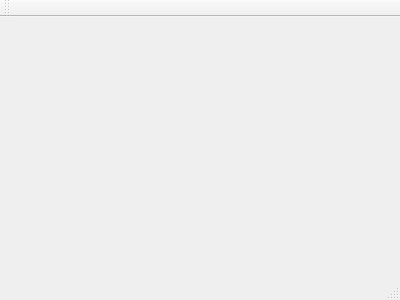
Before: the Qt Designer form 2_term/4/4-2/calculatorSimpleUI.ui in TanVD/SpbSU-Homeworks, drawn with Qt 5.
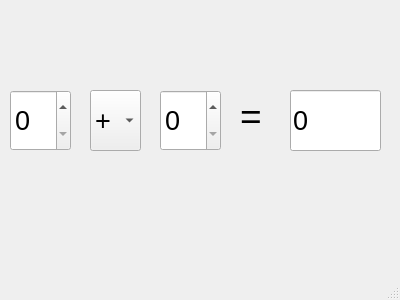
After: the same form once the commit is applied.

```diff
--- a/2_term/4/4-2/calculatorSimpleUI.ui
+++ b/2_term/4/4-2/calculatorSimpleUI.ui
@@ -12,13 +12,131 @@
   <property name="windowTitle" >
    <string>CalculatorSimpleUI</string>
   </property>
-  <widget class="QMenuBar" name="menuBar" />
-  <widget class="QToolBar" name="mainToolBar" />
-  <widget class="QWidget" name="centralWidget" />
-  <widget class="QStatusBar" name="statusBar" />
+  <widget class="QWidget" name="centralWidget">
+   <widget class="QSpinBox" name="spinBox">
+    <property name="geometry">
+     <rect>
+      <x>10</x>
+      <y>90</y>
+      <width>61</width>
+      <height>61</height>
+     </rect>
+    </property>
+    <property name="font">
+     <font>
+      <pointsize>20</pointsize>
+     </font>
+    </property>
+    <property name="maximum">
+     <number>9</number>
+    </property>
+   </widget>
+   <widget class="QSpinBox" name="spinBox_2">
+    <property name="geometry">
+     <rect>
+      <x>160</x>
+      <y>90</y>
+      <width>61</width>
+      <height>61</height>
+     </rect>
+    </property>
+    <property name="font">
+     <font>
+      <pointsize>20</pointsize>
+     </font>
+    </property>
+    <property name="maximum">
+     <number>9</number>
+    </property>
+   </widget>
+   <widget class="QComboBox" name="comboBox">
+    <property name="geometry">
+     <rect>
+      <x>90</x>
+      <y>90</y>
+      <width>51</width>
+      <height>61</height>
+     </rect>
+    </property>
+    <property name="font">
+     <font>
+      <pointsize>20</pointsize>
+     </font>
+    </property>
+    <property name="maxVisibleItems">
+     <number>4</number>
+    </property>
+    <item>
+     <property name="text">
+      <string>+</string>
+     </property>
+    </item>
+    <item>
+     <property name="text">
+      <string>-</string>
+     </property>
+    </item>
+    <item>
+     <property name="text">
+      <string>*</string>
+     </property>
+    </item>
+    <item>
+     <property name="text">
+      <string>/</string>
+     </property>
+    </item>
+   </widget>
+   <widget class="QLineEdit" name="lineEdit">
+    <property name="geometry">
+     <rect>
+      <x>290</x>
+      <y>90</y>
+      <width>91</width>
+      <height>61</height>
+     </rect>
+    </property>
+    <property name="font">
+     <font>
+      <pointsize>20</pointsize>
+     </font>
+    </property>
+    <property name="text">
+     <string>0</string>
+    </property>
+   </widget>
+   <widget class="QLabel" name="label">
+    <property name="geometry">
+     <rect>
+      <x>240</x>
+      <y>90</y>
+      <width>41</width>
+      <height>51</height>
+     </rect>
+    </property>
+    <property name="font">
+     <font>
+      <pointsize>28</pointsize>
+     </font>
+    </property>
+    <property name="text">
+     <string>=</string>
+    </property>
+   </widget>
+  </widget>
+  <widget class="QMenuBar" name="menuBar">
+   <property name="geometry">
+    <rect>
+     <x>0</x>
+     <y>0</y>
+     <width>400</width>
+     <height>25</height>
+    </rect>
+   </property>
+  </widget>
+  <widget class="QStatusBar" name="statusBar"/>
  </widget>
- <layoutDefault spacing="6" margin="11" />
- <pixmapfunction></pixmapfunction>
+ <layoutdefault spacing="6" margin="11"/>
  <resources/>
  <connections/>
 </ui>
```
Left out of the diff: 7 changed lines with no effect on the pictures.
